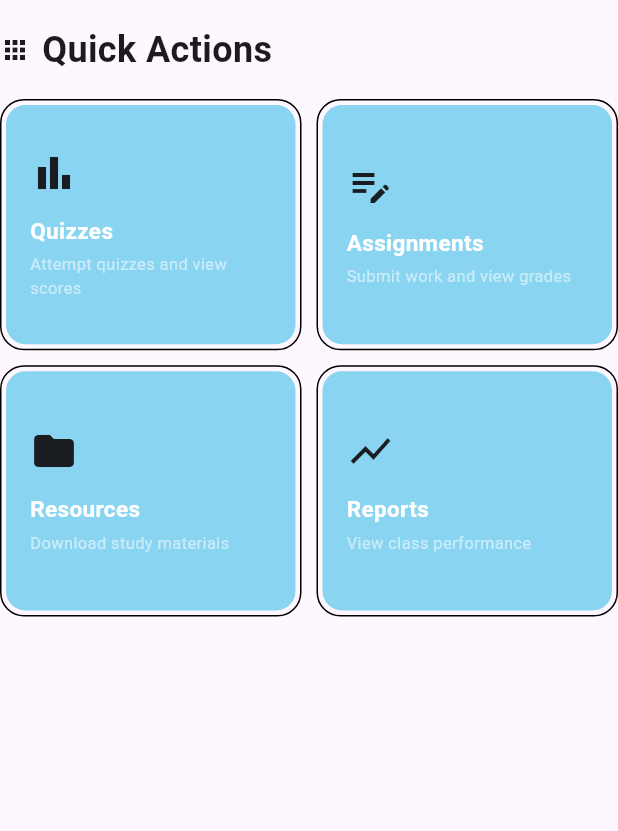
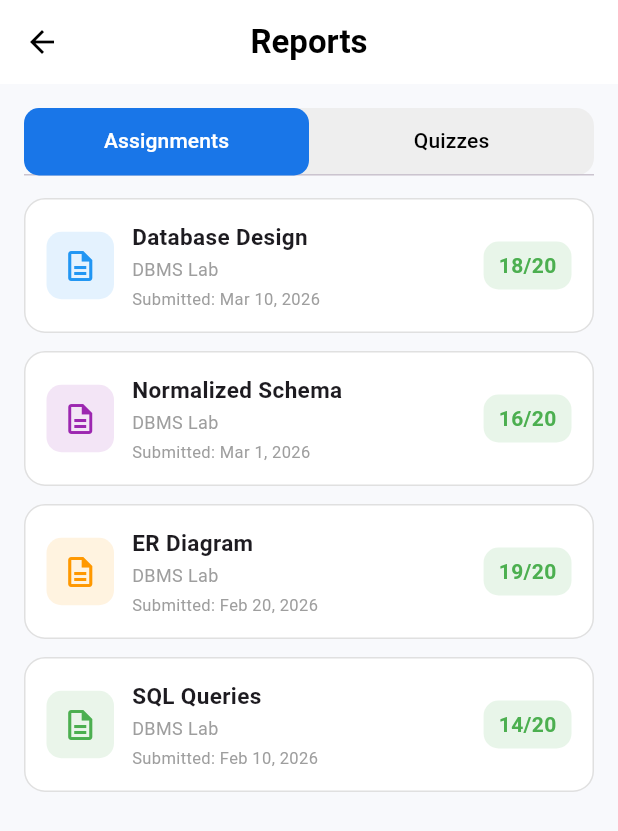
Before and after one commit to Masaud-Ahmad/XwanEdu, a Flutter app: the GridViewItems widget shown alone on an empty page, opened directly, after a tap on "Reports", on a phone screen of 412 x 824 dp. Shown: the top 831 px of the screen. Run offline on Flutter 3.47's test engine with Material 3 defaults, Android fonts, the phone set to English and light mode, and no system bars; our stand-ins replace get, lottie; network calls fail.

Commit message:
Make and start working with Report screen for student

```diff
--- a/lib/feature/classroom/view/specificclass/widgets/gridviewitems.dart
+++ b/lib/feature/classroom/view/specificclass/widgets/gridviewitems.dart
@@ -6,6 +6,7 @@ import 'package:xwanedu/constant/colors.dart';
 import 'package:xwanedu/constant/size.dart';
 import 'package:xwanedu/constant/text_constant.dart';
 import 'package:xwanedu/feature/assignment/view/teacher/teacher_assignment.dart';
+import 'package:xwanedu/feature/report/view/students/students_report.dart';
 import 'package:xwanedu/feature/resources/resources.dart';
 
 class GridViewItems extends StatelessWidget {
@@ -69,7 +70,7 @@ class GridViewItems extends StatelessWidget {
               title: 'Reports',
               subTitle: 'View class performance',
               icon: Icons.show_chart,
-              ontap: () {},
+              ontap: () => Get.to(StudentReportScreen()),
             ),
           ],
         ),
--- /dev/null
+++ b/lib/feature/report/view/students/students_report.dart
@@ -0,0 +1,225 @@
+import 'package:flutter/material.dart';
+
+class StudentReportScreen extends StatelessWidget {
+  const StudentReportScreen({super.key});
+
+  @override
+  Widget build(BuildContext context) {
+    return DefaultTabController(
+      length: 2,
+
+      child: Scaffold(
+        backgroundColor: const Color(0xFFF8F9FC),
+
+        appBar: AppBar(
+          backgroundColor: Colors.white,
+          foregroundColor: Colors.black,
+          centerTitle: true,
+          title: const Text(
+            'Reports',
+            style: TextStyle(fontWeight: FontWeight.bold),
+          ),
+        ),
+
+        body: Padding(
+          padding: const EdgeInsets.all(16),
+
+          child: Column(
+            children: [
+              // Tabs
+              Container(
+                height: 45,
+                decoration: BoxDecoration(
+                  color: Colors.grey.shade200,
+                  borderRadius: BorderRadius.circular(12),
+                ),
+
+                child: TabBar(
+                  indicatorSize: TabBarIndicatorSize.tab,
+
+                  indicator: BoxDecoration(
+                    color: const Color(0xFF1976E8),
+                    borderRadius: BorderRadius.circular(10),
+                  ),
+
+                  labelColor: Colors.white,
+                  unselectedLabelColor: Colors.black,
+
+                  tabs: const [
+                    Tab(text: 'Assignments'),
+                    Tab(text: 'Quizzes'),
+                  ],
+                ),
+              ),
+
+              const SizedBox(height: 15),
+
+              Expanded(
+                child: TabBarView(
+                  children: [
+                    // =========================
+                    // ASSIGNMENT REPORT
+                    // =========================
+                    ListView(
+                      children: [
+                        reportCard(
+                          title: 'Database Design',
+                          date: 'Submitted: Mar 10, 2026',
+                          marks: '18/20',
+                          iconColor: Colors.blue,
+                        ),
+
+                        reportCard(
+                          title: 'Normalized Schema',
+                          date: 'Submitted: Mar 1, 2026',
+                          marks: '16/20',
+                          iconColor: Colors.purple,
+                        ),
+
+                        reportCard(
+                          title: 'ER Diagram',
+                          date: 'Submitted: Feb 20, 2026',
+                          marks: '19/20',
+                          iconColor: Colors.orange,
+                        ),
+
+                        reportCard(
+                          title: 'SQL Queries',
+                          date: 'Submitted: Feb 10, 2026',
+                          marks: '14/20',
+                          iconColor: Colors.green,
+                        ),
+                      ],
+                    ),
+
+                    // =========================
+                    // QUIZ REPORT
+                    // =========================
+                    ListView(
+                      children: [
+                        reportCard(
+                          title: 'Quiz 1',
+                          date: 'Attempted: Mar 12, 2026',
+                          marks: '9/10',
+                          iconColor: Colors.blue,
+                        ),
+
+                        reportCard(
+                          title: 'Quiz 2',
+                          date: 'Attempted: Mar 1, 2026',
+                          marks: '8/10',
+                          iconColor: Colors.purple,
+                        ),
+
+                        reportCard(
+                          title: 'Quiz 3',
+                          date: 'Attempted: Feb 25, 2026',
+                          marks: '10/10',
+                          iconColor: Colors.orange,
+                        ),
+
+                        reportCard(
+                          title: 'Quiz 4',
+                          date: 'Attempted: Feb 15, 2026',
+                          marks: '7/10',
+                          iconColor: Colors.green,
+                        ),
+                      ],
+                    ),
+                  ],
+                ),
+              ),
+            ],
+          ),
+        ),
+      ),
+    );
+  }
+
+  // Simple reusable card
+  Widget reportCard({
+    required String title,
+    required String date,
+    required String marks,
+    required Color iconColor,
+  }) {
+    return Container(
+      margin: const EdgeInsets.only(bottom: 12),
+      padding: const EdgeInsets.all(14),
+
+      decoration: BoxDecoration(
+        color: Colors.white,
+        borderRadius: BorderRadius.circular(14),
+        border: Border.all(color: Colors.grey.shade300),
+      ),
+
+      child: Row(
+        children: [
+          // Icon
+          Container(
+            height: 45,
+            width: 45,
+
+            decoration: BoxDecoration(
+              color: iconColor.withValues(alpha: 0.12),
+              borderRadius: BorderRadius.circular(10),
+            ),
+
+            child: Icon(Icons.description_outlined, color: iconColor),
+          ),
+
+          const SizedBox(width: 12),
+
+          // Title + Subject + Date
+          Expanded(
+            child: Column(
+              crossAxisAlignment: CrossAxisAlignment.start,
+
+              children: [
+                Text(
+                  title,
+                  style: const TextStyle(
+                    fontWeight: FontWeight.bold,
+                    fontSize: 15,
+                  ),
+                ),
+
+                const SizedBox(height: 3),
+
+                const Text(
+                  'DBMS Lab',
+                  style: TextStyle(color: Colors.grey, fontSize: 12),
+                ),
+
+                const SizedBox(height: 3),
+
+                Text(
+                  date,
+                  style: const TextStyle(color: Colors.grey, fontSize: 11),
+                ),
+              ],
+            ),
+          ),
+
+          // Marks
+          Container(
+            padding: const EdgeInsets.symmetric(horizontal: 10, vertical: 6),
+
+            decoration: BoxDecoration(
+              color: Colors.green.shade50,
+              borderRadius: BorderRadius.circular(10),
+            ),
+
+            child: Text(
+              marks,
+              style: const TextStyle(
+                color: Colors.green,
+                fontWeight: FontWeight.bold,
+              ),
+            ),
+          ),
+        ],
+      ),
+    );
+  }
+}
```
Also changed, not shown: lib/feature/report/view/students/student_assignement_detail.dart (added, +227 -0 lines), lib/feature/report/view/students/student_quiz_detail.dart (added, +224 -0 lines).
